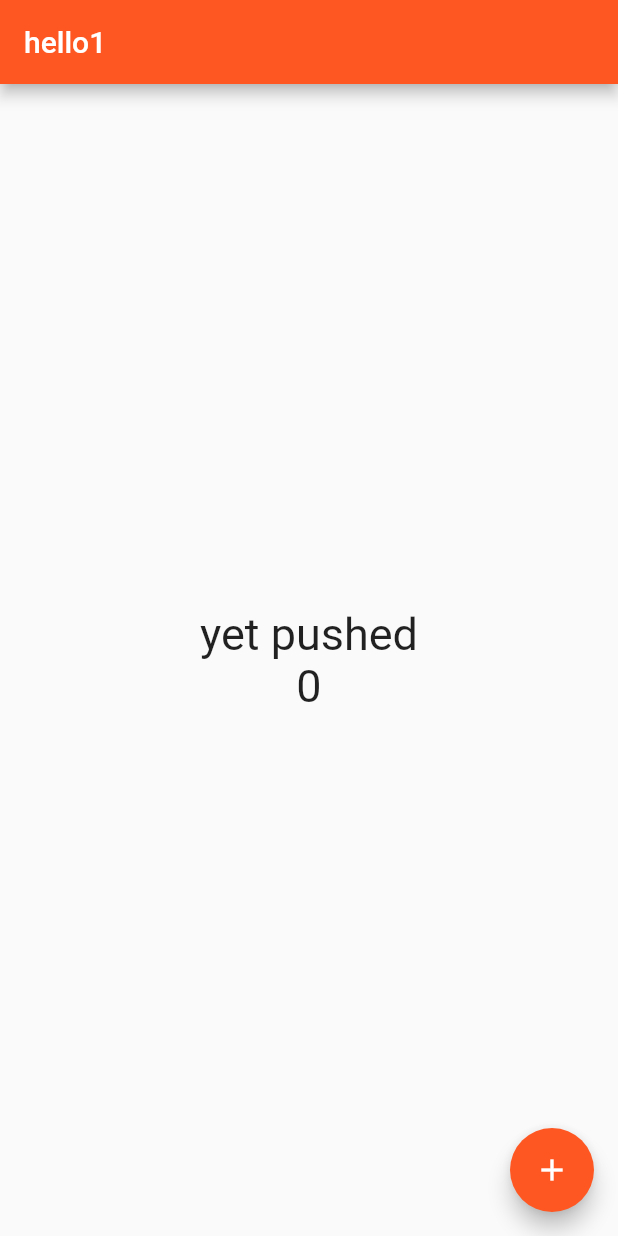
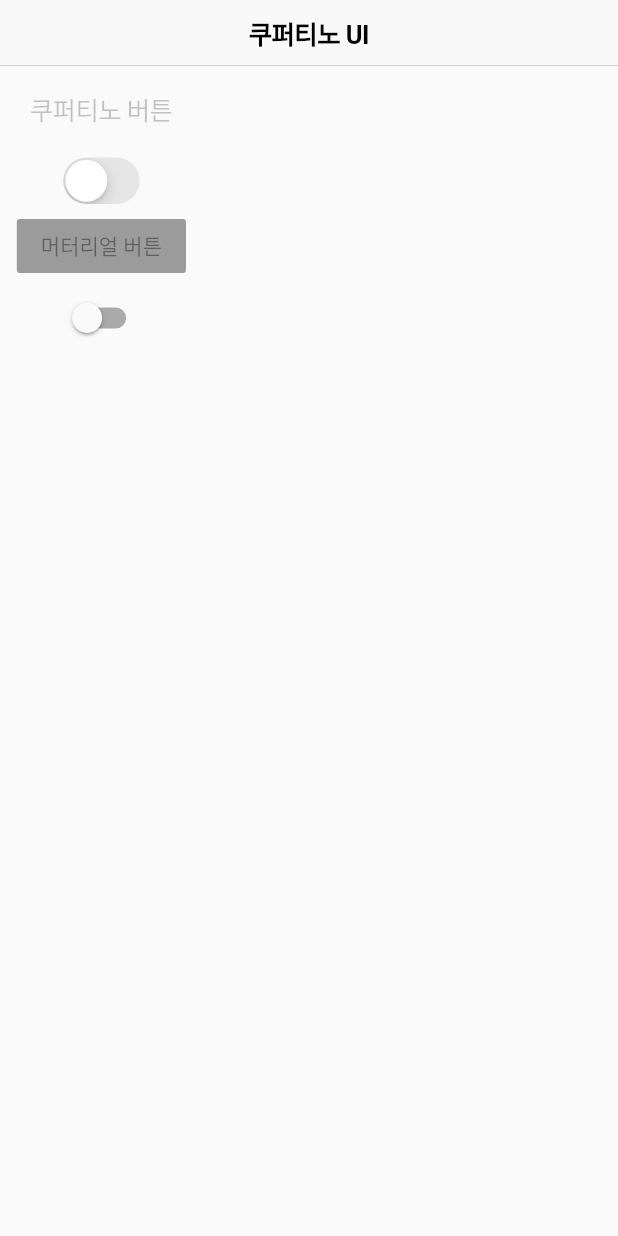
Before and after one commit to dlqh406/flutter_basic, a Flutter app: the screen it shows after launch, on a phone screen of 412 x 824 dp. Run offline on Flutter 3.47's test engine with Material 2 defaults, Android fonts, the phone set to English and light mode, and no system bars.

```diff
--- /dev/null
+++ b/lib/cupertino_page.dart
@@ -0,0 +1,45 @@
+import 'package:flutter/material.dart';  //메테리얼 가져오기
+import 'package:flutter/cupertino.dart'; //쿠퍼티노디자인 가져오기
+
+class CupertinoPage extends StatefulWidget {
+  @override
+  _CupertinoPageState createState() => _CupertinoPageState();
+}
+
+class _CupertinoPageState extends State<CupertinoPage> {
+  bool _switch = false;
+  @override
+  Widget build(BuildContext context) {
+    return Scaffold(
+      appBar: CupertinoNavigationBar(
+        middle:  Text("쿠퍼티노 UI"),
+      ),
+      body:  Column(
+        children: <Widget>[
+          CupertinoButton(
+            child: Text("쿠퍼티노 버튼"),
+          ),
+          CupertinoSwitch(
+            value:  _switch,
+            onChanged:  (bool value){
+              setState(() {
+                _switch = value;
+              });
+            },
+          ),
+          RaisedButton(
+            child: Text("머터리얼 버튼")
+          ),
+        Switch(
+          value:  _switch,
+          onChanged:  (bool value){
+            setState(() {
+              _switch = value;
+            });
+          },
+        )
+        ],
+      ),
+    );
+  }
+}
--- a/lib/main.dart
+++ b/lib/main.dart
@@ -1,5 +1,5 @@
 import 'package:flutter/material.dart';
-
+import 'cupertino_page.dart';
 //빌드가 시작됨
 void main() {
   runApp(MyApp());}
@@ -13,7 +13,7 @@ class MyApp extends StatelessWidget {
       theme: ThemeData(
         primarySwatch: Colors.deepOrange,
       ),
-        home: Hellopage());
+        home:  CupertinoPage());
   }
 }
 
```
